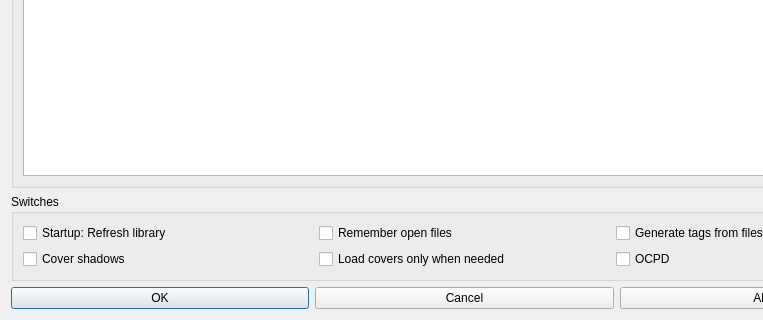
Above: resources/raw/settings.ui from BasioMeusPuga/Lector before the change; both pictures show x 0 to 763 and y 318 to 638 of the 929 by 638 pixel window. Below: the same form after it.
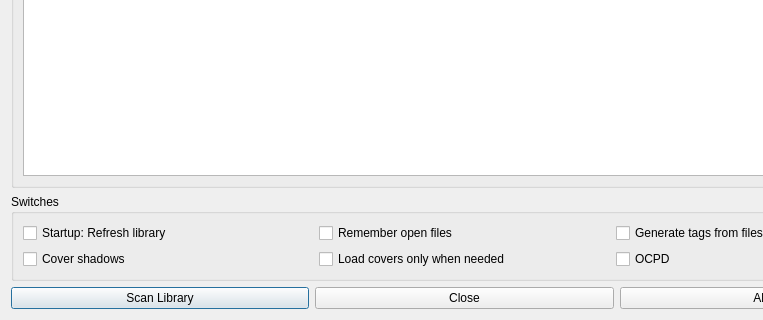
That is the form after the change.

What changed in the file:
```diff
--- a/resources/raw/settings.ui
+++ b/resources/raw/settings.ui
@@ -108,14 +108,14 @@
      <item>
       <widget class="QPushButton" name="okButton">
        <property name="text">
-        <string>OK</string>
+        <string>Scan Library</string>
        </property>
       </widget>
      </item>
      <item>
       <widget class="QPushButton" name="cancelButton">
        <property name="text">
-        <string>Cancel</string>
+        <string>Close</string>
        </property>
       </widget>
      </item>
```
Left out of the diff: 6 changed lines with no effect on the pictures.
